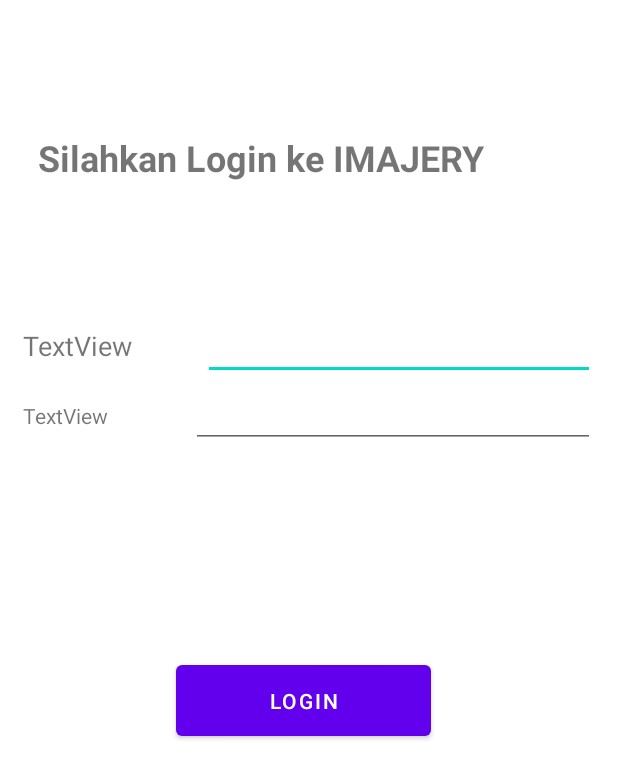
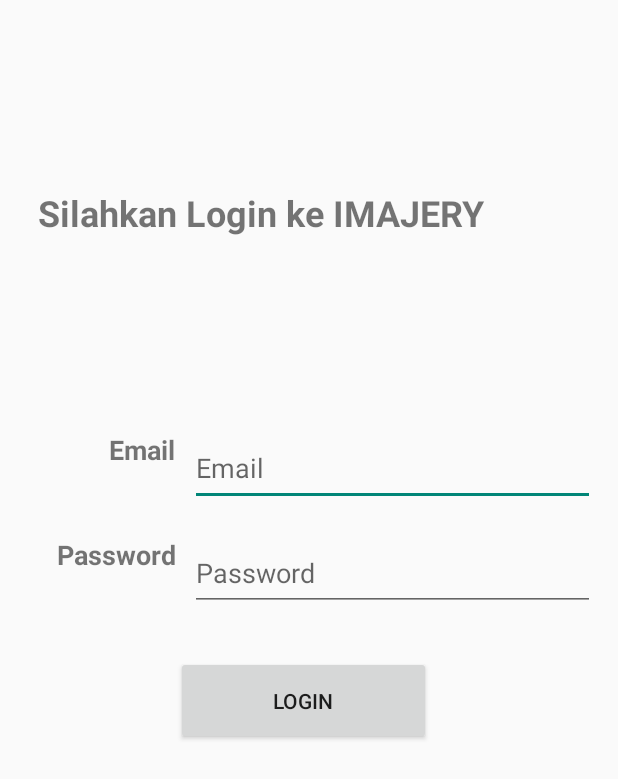
Before and after one commit to Hagane26/IMAJERY, an Android app: the screen it shows after launch (auth_login), on a phone screen of 412 x 824 dp. Shown: the top 779 px of the screen. Run offline under Robolectric (Android 15) with nearby library versions, the phone set to English and light mode, and no system bars; our stand-ins replace navigation-ui; 1 statement that could not run was skipped.

Commit message:
Perbaikan Login Activity Layout dan perbaikan git line

```diff
--- a/app/src/main/AndroidManifest.xml
+++ b/app/src/main/AndroidManifest.xml
@@ -13,7 +13,11 @@
         android:roundIcon="@mipmap/ic_launcher_round"
         android:supportsRtl="true"
         android:theme="@style/Theme.IMAJERYV4"
+        android:usesCleartextTraffic="true"
         tools:targetApi="31">
+        <activity
+            android:name=".SplashActivity"
+            android:exported="false" />
         <activity
             android:name=".ui.auth.auth_login"
             android:exported="false" />
--- a/app/src/main/java/com/example/imajery_v4/models/LoginReq.kt
+++ b/app/src/main/java/com/example/imajery_v4/models/LoginReq.kt
@@ -1,6 +1,6 @@
 package com.example.imajery_v4.models
 
 data class LoginReq(
-    val email       : String,
-    val password    : String
+    val email: String,
+    val password: String
 )
--- a/app/src/main/java/com/example/imajery_v4/models/LoginRes.kt
+++ b/app/src/main/java/com/example/imajery_v4/models/LoginRes.kt
@@ -1,6 +1,6 @@
 package com.example.imajery_v4.models
 
 data class LoginRes(
-    val State   : String,
-    val Message : String,
+    val State: String,
+    val Message: String,
 )
--- a/app/src/main/java/com/example/imajery_v4/supports/serviceAPI.kt
+++ b/app/src/main/java/com/example/imajery_v4/supports/APIService.kt
@@ -6,8 +6,7 @@ import retrofit2.Call
 import retrofit2.http.Body
 import retrofit2.http.POST
 
-interface serviceAPI  {
-    @POST
+interface APIService {
+    @POST("/login")
     fun login(@Body loginReq: LoginReq): Call<LoginRes>
-
 }
--- a/app/src/main/java/com/example/imajery_v4/ui/auth/auth_login.kt
+++ b/app/src/main/java/com/example/imajery_v4/ui/auth/auth_login.kt
@@ -1,11 +1,20 @@
 package com.example.imajery_v4.ui.auth
 
 import android.os.Bundle
+import android.widget.Button
+import android.widget.EditText
+import android.widget.Toast
 import androidx.activity.enableEdgeToEdge
 import androidx.appcompat.app.AppCompatActivity
 import androidx.core.view.ViewCompat
 import androidx.core.view.WindowInsetsCompat
 import com.example.imajery_v4.R
+import com.example.imajery_v4.models.LoginReq
+import com.example.imajery_v4.models.LoginRes
+import com.example.imajery_v4.supports.APIService
+import com.example.imajery_v4.supports.retrofitClient
+import retrofit2.Call
+import retrofit2.Response
 
 class auth_login : AppCompatActivity() {
     override fun onCreate(savedInstanceState: Bundle?) {
@@ -17,5 +26,38 @@ class auth_login : AppCompatActivity() {
             v.setPadding(systemBars.left, systemBars.top, systemBars.right, systemBars.bottom)
             insets
         }
+
+        val apis = retrofitClient.instance.create(APIService::class.java)
+
+        val tb_email : EditText = findViewById(R.id.et_login_email)
+        val tb_password : EditText = findViewById(R.id.et_login_password)
+        val btn_login : Button = findViewById(R.id.btn_login_submit)
+
+        btn_login.setOnClickListener{
+            val loginReq = LoginReq(
+                email = tb_email.text.toString(),
+                password = tb_password.text.toString()
+            )
+
+            apis.login(loginReq).enqueue(object : retrofit2.Callback<LoginRes> {
+                override fun onResponse(call: Call<LoginRes>, response: Response<LoginRes>) {
+                    if(response.isSuccessful){
+                        response.body()?.let {
+                            if(it.State == "1"){
+                                Toast.makeText(this@auth_login,"Login Berhasil", Toast.LENGTH_LONG).show()
+                            }else{
+                                Toast.makeText(this@auth_login,"Login Gagal", Toast.LENGTH_LONG).show()
+                            }
+                        }
+                    }
+                }
+
+                override fun onFailure(call: Call<LoginRes>, t: Throwable) {
+                    Toast.makeText(this@auth_login,"Login Gagal : \n" + t.message.toString() , Toast.LENGTH_LONG).show()
+                }
+
+            })
+        }
+
     }
 }
--- a/app/src/main/res/layout/activity_auth_login.xml
+++ b/app/src/main/res/layout/activity_auth_login.xml
@@ -24,25 +24,29 @@
     <LinearLayout
         android:id="@+id/linearLayout2"
         android:layout_width="match_parent"
-        android:layout_height="219dp"
+        android:layout_height="150dp"
         android:orientation="vertical"
         android:layout_marginStart="15dp"
         android:layout_marginEnd="15dp"
-        app:layout_constraintBottom_toTopOf="@+id/button2"
+        app:layout_constraintBottom_toTopOf="@+id/btn_login_submit"
         tools:layout_editor_absoluteX="7dp">
 
         <LinearLayout
             android:layout_width="match_parent"
-            android:layout_height="35dp"
-            android:orientation="horizontal">
+            android:layout_height="50dp"
+            android:orientation="horizontal"
+            android:layout_marginBottom="20dp">
 
             <TextView
                 android:id="@+id/tv_login_email"
-                android:layout_width="wrap_content"
+                android:layout_width="45dp"
                 android:layout_height="match_parent"
                 android:layout_weight="1"
                 android:textSize="18sp"
-                android:text="TextView" />
+                android:textStyle="bold"
+                android:textAlignment="viewEnd"
+                android:text="@string/Email"
+                android:layout_marginEnd="10dp"/>
 
             <EditText
                 android:id="@+id/et_login_email"
@@ -50,6 +54,7 @@
                 android:layout_height="match_parent"
                 android:layout_weight="1"
                 android:ems="10"
+                android:hint="@string/Email"
                 android:inputType="textEmailAddress" />
         </LinearLayout>
 
@@ -59,27 +64,32 @@
             android:orientation="horizontal">
 
             <TextView
-                android:id="@+id/textView5"
-                android:layout_width="wrap_content"
-                android:layout_height="wrap_content"
+                android:id="@+id/tx_login_password"
+                android:layout_width="45dp"
+                android:layout_height="match_parent"
+                android:layout_marginEnd="10dp"
                 android:layout_weight="1"
-                android:text="TextView" />
+                android:text="@string/Password"
+                android:textAlignment="viewEnd"
+                android:textSize="18sp"
+                android:textStyle="bold" />
 
             <EditText
-                android:id="@+id/editTextTextPassword2"
+                android:id="@+id/et_login_password"
                 android:layout_width="wrap_content"
-                android:layout_height="wrap_content"
+                android:layout_height="match_parent"
                 android:layout_weight="1"
                 android:ems="10"
+                android:hint="@string/Password"
                 android:inputType="textPassword" />
         </LinearLayout>
     </LinearLayout>
 
     <Button
-        android:id="@+id/button2"
+        android:id="@+id/btn_login_submit"
         android:layout_width="170dp"
         android:layout_height="59dp"
-        android:text="Login"
+        android:text="@string/btn_login_text"
         app:layout_constraintBottom_toBottomOf="parent"
         app:layout_constraintEnd_toEndOf="parent"
         app:layout_constraintHorizontal_bias="0.486"
--- a/app/src/main/res/values-night/themes.xml
+++ b/app/src/main/res/values-night/themes.xml
@@ -1,6 +1,6 @@
 <resources xmlns:tools="http://schemas.android.com/tools">
     <!-- Base application theme. -->
-    <style name="Theme.IMAJERYV4" parent="Theme.MaterialComponents.DayNight.NoActionBar">
+    <style name="Theme.IMAJERYV4" parent="Theme.AppCompat.DayNight.NoActionBar">
         <!-- Primary brand color. -->
         <item name="colorPrimary">@color/purple_200</item>
         <item name="colorPrimaryVariant">@color/purple_700</item>
--- a/app/src/main/res/values/strings.xml
+++ b/app/src/main/res/values/strings.xml
@@ -15,4 +15,8 @@
     <string name="imajery_login_label">Silahkan Login ke IMAJERY</string>
     <!-- TODO: Remove or change this placeholder text -->
     <string name="hello_blank_fragment">Hello blank fragment</string>
+    <string name="btn_login_text">Login</string>
+    <string name="login_pass_hint">Password</string>
+    <string name="Password">Password</string>
+    <string name="Email">Email</string>
 </resources>
--- a/app/src/main/res/values/themes.xml
+++ b/app/src/main/res/values/themes.xml
@@ -1,6 +1,6 @@
 <resources xmlns:tools="http://schemas.android.com/tools">
     <!-- Base application theme. -->
-    <style name="Theme.IMAJERYV4" parent="Theme.MaterialComponents.DayNight.NoActionBar">
+    <style name="Theme.IMAJERYV4" parent="Theme.AppCompat.Light.NoActionBar">
         <!-- Primary brand color. -->
         <item name="colorPrimary">@color/purple_500</item>
         <item name="colorPrimaryVariant">@color/purple_700</item>
```
Also changed, not shown: app/src/main/java/com/example/imajery_v4/SplashActivity.kt (added, +20 -0 lines), app/src/main/res/layout/activity_splash.xml (added, +10 -0 lines).
